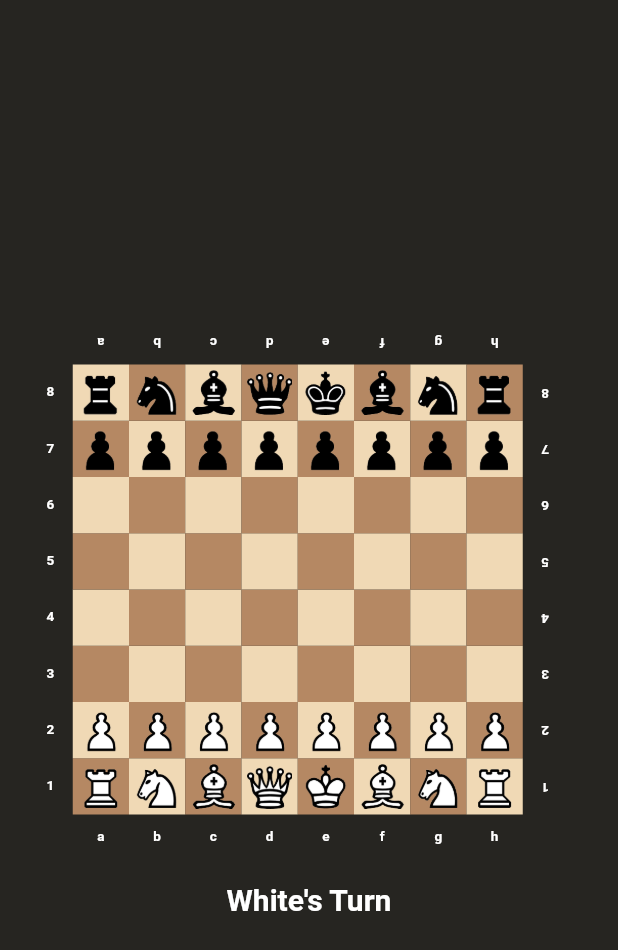
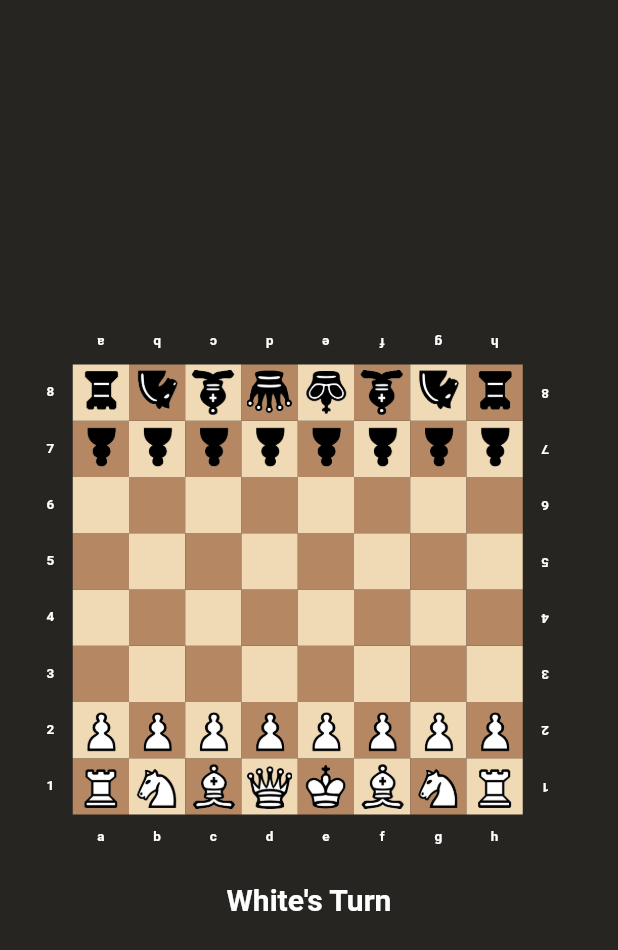
Before and after one commit to eyad-alsawah/chess-with-dart-flutter, a Flutter app: the screen it shows after launch, on a phone screen of 412 x 824 dp. Shown: the top 950 px of the screen. Run offline on Flutter 3.47's test engine with Material 2 defaults, Android fonts, the phone set to English and light mode, and no system bars; our stand-ins replace audioplayers.

Commit message:
rotated opposite player pieces by 180 degrees

```diff
--- a/lib/view/game_view.dart
+++ b/lib/view/game_view.dart
@@ -410,10 +410,13 @@ Widget drawInitialPieces(
           children: [
             Visibility(
               visible: getImageFromBoard(index: index).isNotEmpty,
-              child: Image.asset(
-                height: boardSize * 0.08,
-                width: boardSize * 0.08,
-                getImageFromBoard(index: index),
+              child: Transform.rotate(
+                angle: chessBoard[index]['type'] == PieceType.light ? 0 : pi,
+                child: Image.asset(
+                  height: boardSize * 0.08,
+                  width: boardSize * 0.08,
+                  getImageFromBoard(index: index),
+                ),
               ),
             ),
             Visibility(
```
